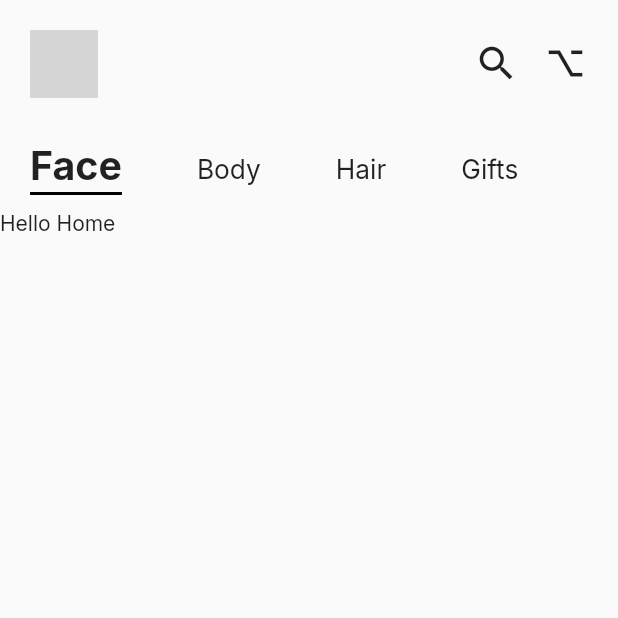
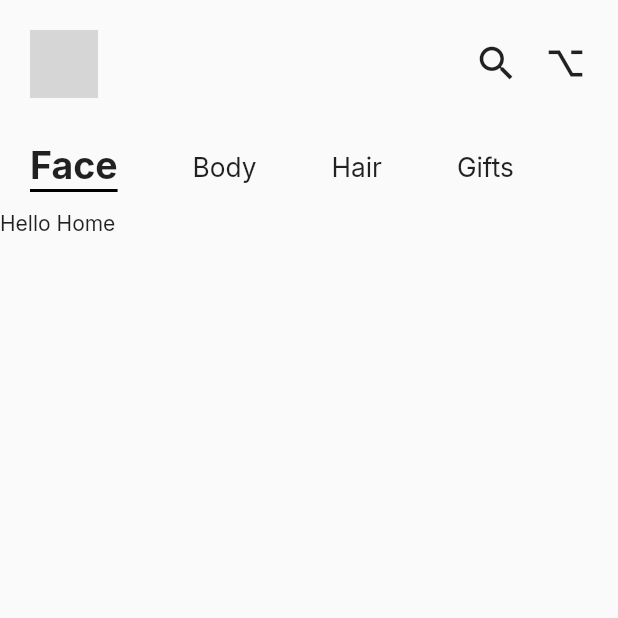
Before and after one commit to yogesh-aggarwal/beautify, a Flutter app: the HomePage screen opened by its route, on a phone screen of 412 x 824 dp, the top half of it. Run offline on Flutter 3.47's test engine with Material 2 defaults, Android fonts, the phone set to English and light mode, and no system bars; drawn by our look-alikes of velocity_x; our stand-ins replace google_fonts; network calls fail; grey boxes are pictures that could not be loaded.

Commit message:
Minor: Font size in appbar of HomePage

```diff
--- a/lib/pages/home.dart
+++ b/lib/pages/home.dart
@@ -34,7 +34,7 @@ class HomePage extends StatelessWidget {
                 bottom: BorderSide(color: Colors.black, width: 2.0),
               ),
             ),
-            child: "Face".text.xl3.bold.make().pOnly(bottom: 1),
+            child: "Face".text.size(25).bold.make().pOnly(bottom: 1),
           ).pOnly(right: 50),
           "Body".text.xl.make().pOnly(right: 50),
           "Hair".text.xl.make().pOnly(right: 50),
```
